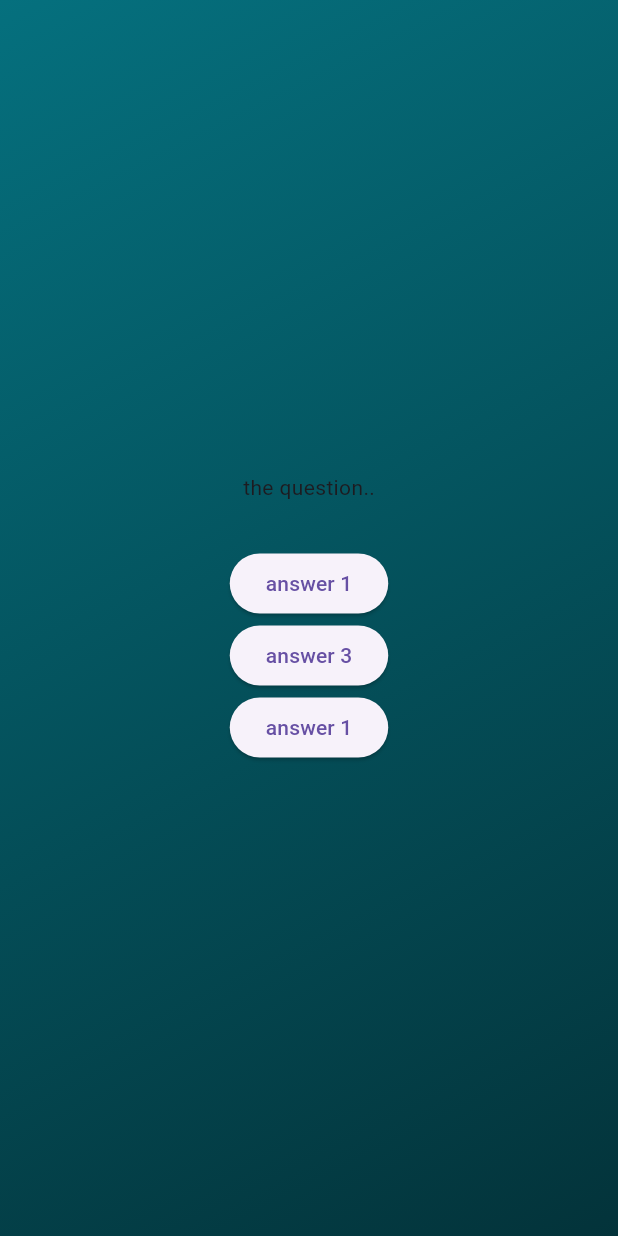
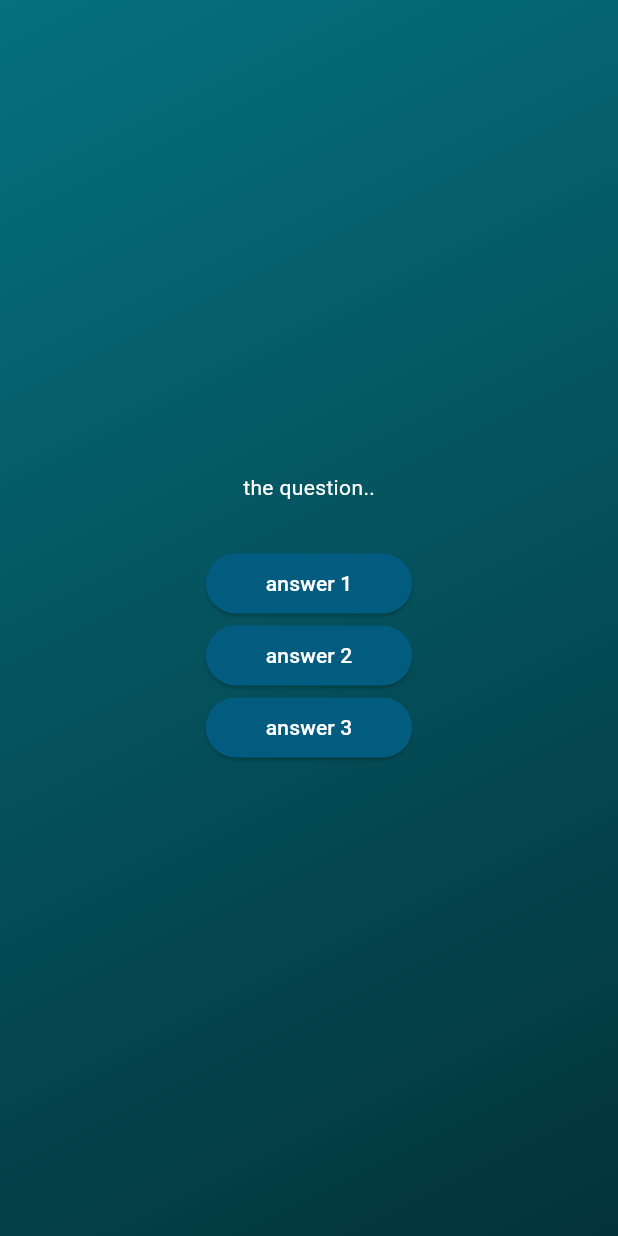
Before and after one commit to bnthurre/Quiz-app-flutter, a Flutter app: the screen it shows after launch, after a tap on "Start Quiz", on a phone screen of 412 x 824 dp. Run offline on Flutter 3.47's test engine with Material 3 defaults, Android fonts, the phone set to English and light mode, and no system bars.

Commit message:
creating reusable, custom styled button

```diff
--- /dev/null
+++ b/lib/answes_button.dart
@@ -0,0 +1,21 @@
+import 'package:flutter/material.dart';
+
+class AnswersButton extends StatelessWidget {
+  const AnswersButton(
+      {super.key, required this.answerText, required this.onTap});
+  final String answerText;
+  final void Function() onTap;
+
+  @override
+  Widget build(BuildContext context) {
+    return ElevatedButton(
+        onPressed: () {},
+        style: ElevatedButton.styleFrom(
+            padding: const EdgeInsets.symmetric(vertical: 10, horizontal: 40),
+            foregroundColor: Colors.white,
+            backgroundColor: const Color.fromARGB(255, 1, 92, 128),
+            shape: RoundedRectangleBorder(
+                borderRadius: BorderRadius.circular(40))),
+        child: Text(answerText));
+  }
+}
--- a/lib/questions_screen.dart
+++ b/lib/questions_screen.dart
@@ -1,4 +1,5 @@
 import 'package:flutter/material.dart';
+import 'package:quiz_app/answes_button.dart';
 
 class QuestionsScreen extends StatefulWidget {
   const QuestionsScreen({super.key});
@@ -16,13 +17,16 @@ class _QuestionsScreenState extends State<QuestionsScreen> {
       child: Column(
         mainAxisAlignment: MainAxisAlignment.center,
         children: [
-          const Text('the question..'),
+          const Text(
+            'the question..',
+            style: TextStyle(color: Colors.white),
+          ),
           const SizedBox(
             height: 30,
           ),
-          ElevatedButton(onPressed: () {}, child: const Text('answer 1')),
-          ElevatedButton(onPressed: () {}, child: const Text('answer 3')),
-          ElevatedButton(onPressed: () {}, child: const Text('answer 1')),
+          AnswersButton(answerText: 'answer 1', onTap: () {}),
+          AnswersButton(answerText: 'answer 2', onTap: () {}),
+          AnswersButton(answerText: 'answer 3', onTap: () {}),
         ],
       ),
     );
```
